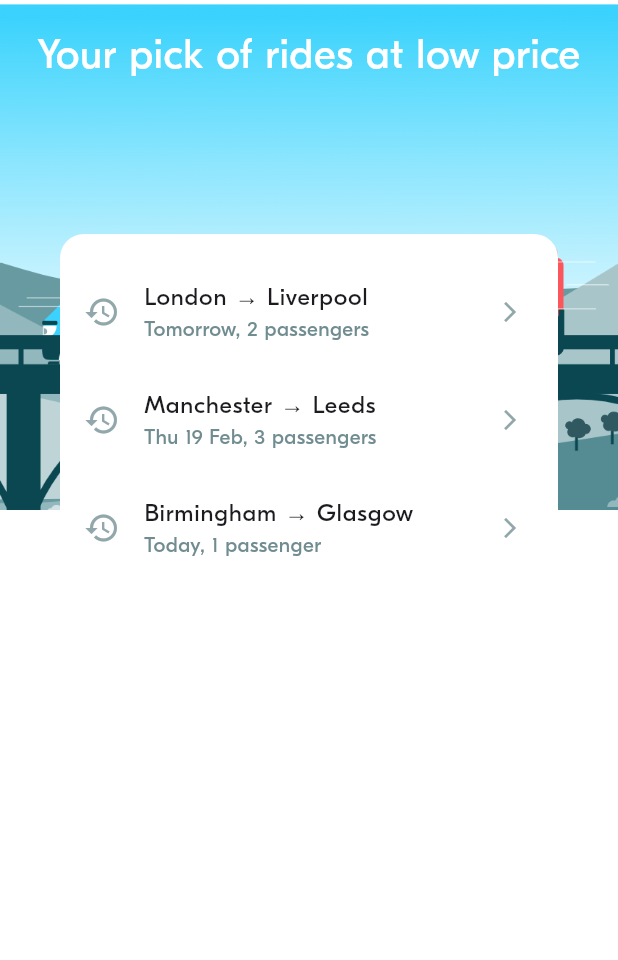
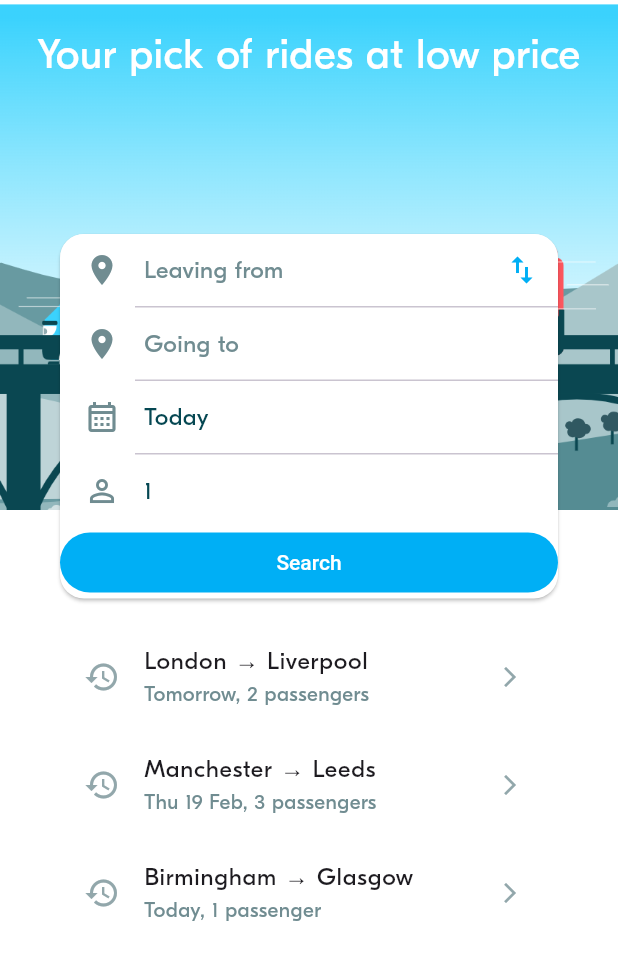
Before and after one commit to Chanalizain/MobileDev2, a Flutter app: the screen it shows after launch, on a phone screen of 412 x 824 dp. Shown: the top 960 px of the screen. Run offline on Flutter 3.47's test engine with Material 3 defaults, Android fonts, the phone set to English and light mode, and no system bars; project files that could hold a hidden picture were left out.

Commit message:
BLA-003 - Implement Form

```diff
--- a/blablacar/lib/ui/screens/ride_pref/widgets/ride_prefs_form.dart
+++ b/blablacar/lib/ui/screens/ride_pref/widgets/ride_prefs_form.dart
@@ -1,7 +1,10 @@
 import 'package:flutter/material.dart';
+import '../../../../utils/date_time_utils.dart';
+import '../../../theme/theme.dart';
 
 import '../../../../model/ride/locations.dart';
 import '../../../../model/ride_pref/ride_pref.dart';
+import '../../../widgets/actions/bla_button.dart';
 
 ///
 /// A Ride Preference From is a view to select:
@@ -36,26 +39,140 @@ class _RidePrefFormState extends State<RidePrefForm> {
   void initState() {
     super.initState();
     // TODO
+    if (widget.initRidePref != null) {
+      departure = widget.initRidePref!.departure;
+      arrival = widget.initRidePref!.arrival;
+      departureDate = widget.initRidePref!.departureDate;
+      requestedSeats = widget.initRidePref!.requestedSeats;
+    } else {
+      departure = null;
+      arrival = null;
+      departureDate = DateTime.now();
+      requestedSeats = 1;
+    }
   }
 
   // ----------------------------------
   // Handle events
   // ----------------------------------
+  void _switchLocations() {
+    setState(() {
+      final temp = departure;
+      departure = arrival;
+      arrival = temp;
+    });
+  }
+  void _onSearchPressed() {
+    bool isDepartureValid = departure != null;
+    bool isArrivalValid = arrival != null;
 
+    if (isDepartureValid && isArrivalValid) {
+      RidePref newPref = RidePref(
+        departure: departure!,
+        arrival: arrival!,
+        departureDate: departureDate,
+        requestedSeats: requestedSeats,
+      );
+
+      print(
+        "Valid Search",
+      );
+    } else {
+      print("Error");
+    }
+  }
   // ----------------------------------
   // Compute the widgets rendering
   // ----------------------------------
-
+  Widget _buildRow(IconData icon, String label, {VoidCallback? onTap}) {
+    return InkWell(
+      onTap: onTap,
+      child: Padding(
+        padding: const EdgeInsets.symmetric(vertical: 12, horizontal: 16),
+        child: Row(
+          children: [
+            Icon(icon, color: BlaColors.neutralLight, size: 24),
+            const SizedBox(width: 16),
+            Expanded(
+              child: Text(
+                label,
+                style: BlaTextStyles.body.copyWith(
+                  color: label.contains("from") || label.contains("to")
+                      ? BlaColors.textLight
+                      : BlaColors.textNormal,
+                ),
+              ),
+            ),
+          ],
+        ),
+      ),
+    );
+  }
   // ----------------------------------
   // Build the widgets
   // ----------------------------------
   @override
   Widget build(BuildContext context) {
     return Column(
-      mainAxisAlignment: MainAxisAlignment.start,
       crossAxisAlignment: CrossAxisAlignment.stretch,
       children: [
+        Card(
+          margin: EdgeInsets.zero,
+          color: Colors.white,
+          shape: RoundedRectangleBorder(
+            borderRadius: BorderRadius.circular(16),
+          ),
+          elevation: 1,
+          child: Column(
+            crossAxisAlignment: CrossAxisAlignment.stretch,
+            children: [
+              //departure
+              Row(
+                children: [
+                  Expanded(
+                    child: _buildRow(
+                      departure == null
+                          ? Icons.location_on
+                          : Icons.panorama_fish_eye_rounded,
+                      departure?.name ?? "Leaving from",
+                    ),
+                  ),
+                  IconButton(
+                    onPressed: _switchLocations,
+                    icon: Icon(Icons.swap_vert, color: BlaColors.primary),
+                  ),
+                ],
+              ),
+              const Divider(indent: 50, height: 1),
+              // Arrival row
+              _buildRow(
+                arrival == null
+                    ? Icons.location_on
+                    : Icons.panorama_fish_eye_rounded,
+                arrival?.name ?? "Going to",
+              ),
+              const Divider(indent: 50, height: 1),
 
-        ]);
+              // Date row
+              _buildRow(
+                Icons.calendar_month_outlined,
+                DateTimeUtils.formatDateTime(departureDate),
+              ),
+              const Divider(indent: 50, height: 1),
+
+              // Seats row
+              _buildRow(Icons.person_outline, "$requestedSeats"),
+
+              BlaButton(
+                label: "Search",
+                onPressed:  _onSearchPressed,
+                isPrimary: true,
+              ),
+            ],
+          ),
+        ),
+
+      ],
+    );
   }
 }
--- a/blablacar/lib/ui/widgets/actions/bla_button.dart
+++ b/blablacar/lib/ui/widgets/actions/bla_button.dart
@@ -1,5 +1,5 @@
 import 'package:flutter/material.dart';
-import '../../theme/theme.dart'; // Ensure this points to your BlaColors/BlaTextStyles
+import '../../theme/theme.dart';
 
 class BlaButton extends StatelessWidget {
   final VoidCallback onPressed;
```
Also changed, not shown: blablacar/lib/ui/screens/test_screen.dart (+9 -0 lines).
